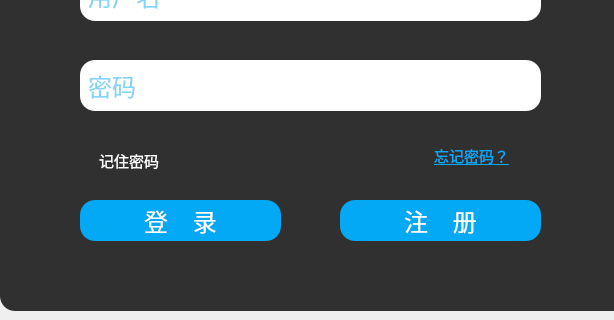
Qt form ui/login/__ui__.ui (596030631/pedestrian-detection) before a commit; both pictures show x 150 to 764 and y 230 to 550 of the 940 by 666 pixel window.
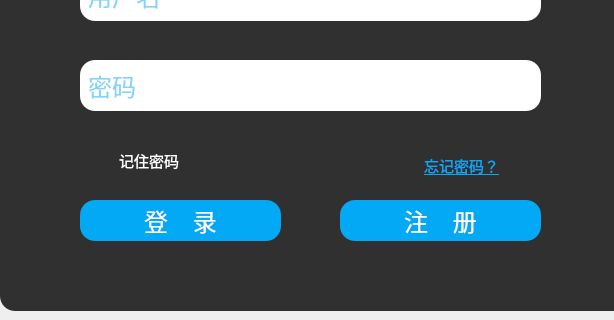
The same form after that commit. Icons and pictures are not drawn.

What changed in the file:
```diff
--- a/ui/login/__ui__.ui
+++ b/ui/login/__ui__.ui
@@ -139,7 +139,7 @@
    <widget class="QCheckBox" name="checkRemember">
     <property name="geometry">
      <rect>
-      <x>80</x>
+      <x>100</x>
       <y>260</y>
       <width>151</width>
       <height>41</height>
@@ -168,8 +168,8 @@
    <widget class="QTextEdit" name="buttonForget">
     <property name="geometry">
      <rect>
-      <x>430</x>
-      <y>260</y>
+      <x>420</x>
+      <y>270</y>
       <width>104</width>
       <height>31</height>
      </rect>
```
Left out of the diff: 12 changed lines with no effect on the pictures.
